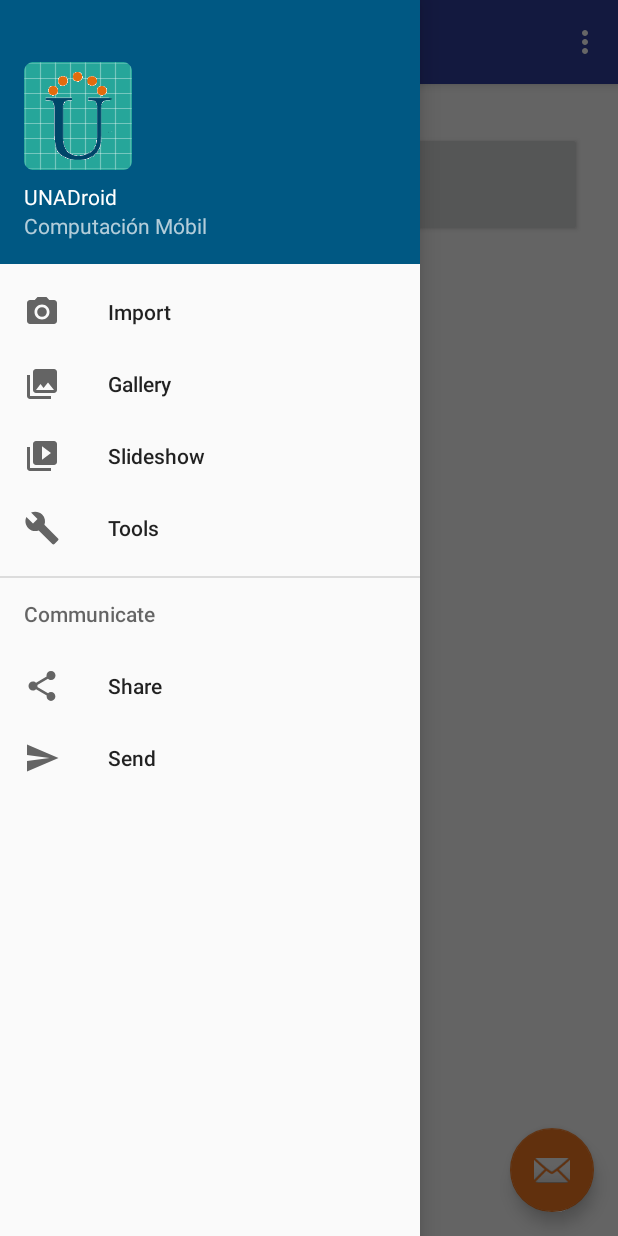
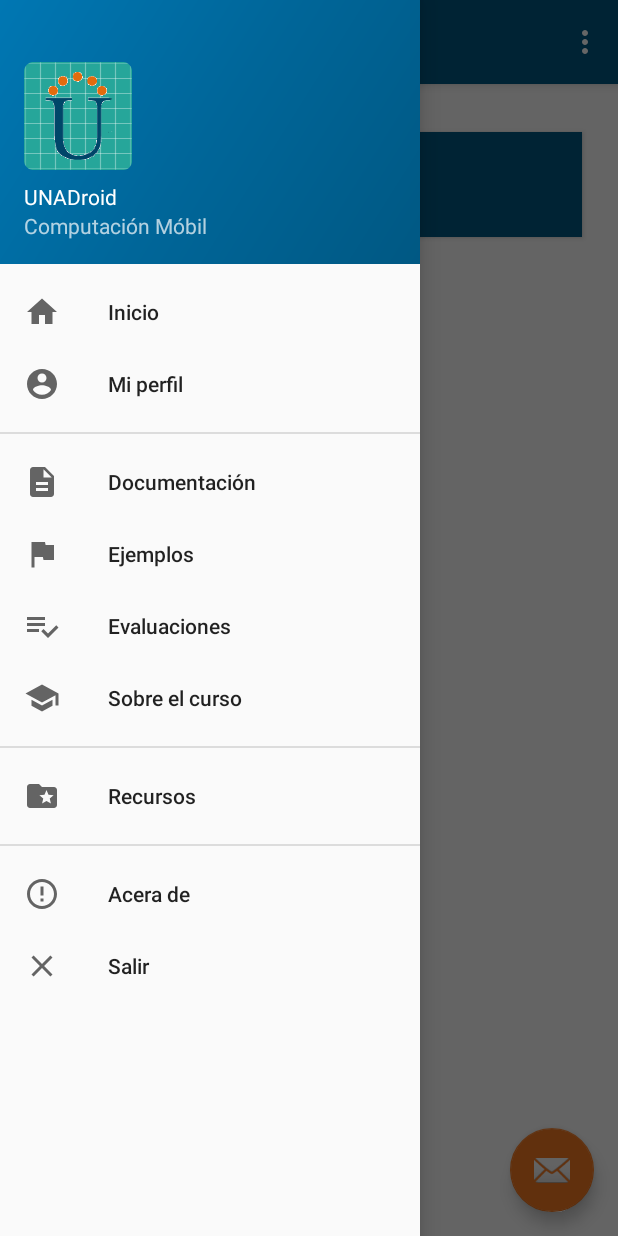
Before and after one commit to pablosalgado/UNADroid, an Android app: the screen it shows after launch (Main2Activity), with the side drawer open, on a phone screen of 412 x 824 dp. Run offline under Robolectric (Android 15) with nearby library versions, the phone set to English and light mode, and no system bars.

Commit message:
Se crean iconos iniciales

```diff
--- a/app/src/main/AndroidManifest.xml
+++ b/app/src/main/AndroidManifest.xml
@@ -9,22 +9,22 @@
         android:roundIcon="@mipmap/ic_launcher_round"
         android:supportsRtl="true"
         android:theme="@style/AppTheme">
-        <activity android:name=".MainActivity" android:parentActivityName=".Main2Activity">
 
+        <activity android:name=".MainActivity" android:label="Un mensaje" android:parentActivityName=".Main2Activity">
         </activity>
+
         <activity
-            android:name=".DisplayMessageActivity"
-            android:parentActivityName=".MainActivity"></activity>
-        <activity
-            android:name=".Main2Activity"
-            android:label="@string/title_activity_main2"
-            android:theme="@style/AppTheme.NoActionBar">
+            android:name=".DisplayMessageActivity" android:label="Mensaje"
+            android:parentActivityName=".MainActivity">
+        </activity>
 
+        <activity android:name=".Main2Activity" android:label="@string/title_activity_main2" android:theme="@style/AppTheme.NoActionBar">
             <intent-filter>
                 <action android:name="android.intent.action.MAIN" />
                 <category android:name="android.intent.category.LAUNCHER" />
             </intent-filter>
         </activity>
+
     </application>
 
 </manifest>
--- /dev/null
+++ b/app/src/main/res/drawable/ic_nav_about.xml
@@ -0,0 +1,9 @@
+<vector xmlns:android="http://schemas.android.com/apk/res/android"
+        android:width="24dp"
+        android:height="24dp"
+        android:viewportWidth="24.0"
+        android:viewportHeight="24.0">
+    <path
+        android:fillColor="#FF000000"
+        android:pathData="M11,15h2v2h-2zM11,7h2v6h-2zM11.99,2C6.47,2 2,6.48 2,12s4.47,10 9.99,10C17.52,22 22,17.52 22,12S17.52,2 11.99,2zM12,20c-4.42,0 -8,-3.58 -8,-8s3.58,-8 8,-8 8,3.58 8,8 -3.58,8 -8,8z"/>
+</vector>
--- /dev/null
+++ b/app/src/main/res/drawable/ic_nav_account.xml
@@ -0,0 +1,9 @@
+<vector xmlns:android="http://schemas.android.com/apk/res/android"
+        android:width="24dp"
+        android:height="24dp"
+        android:viewportWidth="24.0"
+        android:viewportHeight="24.0">
+    <path
+        android:fillColor="#FF000000"
+        android:pathData="M12,2C6.48,2 2,6.48 2,12s4.48,10 10,10 10,-4.48 10,-10S17.52,2 12,2zM12,5c1.66,0 3,1.34 3,3s-1.34,3 -3,3 -3,-1.34 -3,-3 1.34,-3 3,-3zM12,19.2c-2.5,0 -4.71,-1.28 -6,-3.22 0.03,-1.99 4,-3.08 6,-3.08 1.99,0 5.97,1.09 6,3.08 -1.29,1.94 -3.5,3.22 -6,3.22z"/>
+</vector>
--- /dev/null
+++ b/app/src/main/res/drawable/ic_nav_docs.xml
@@ -0,0 +1,9 @@
+<vector xmlns:android="http://schemas.android.com/apk/res/android"
+        android:width="24dp"
+        android:height="24dp"
+        android:viewportWidth="24.0"
+        android:viewportHeight="24.0">
+    <path
+        android:fillColor="#FF000000"
+        android:pathData="M14,2L6,2c-1.1,0 -1.99,0.9 -1.99,2L4,20c0,1.1 0.89,2 1.99,2L18,22c1.1,0 2,-0.9 2,-2L20,8l-6,-6zM16,18L8,18v-2h8v2zM16,14L8,14v-2h8v2zM13,9L13,3.5L18.5,9L13,9z"/>
+</vector>
--- /dev/null
+++ b/app/src/main/res/drawable/ic_nav_examples.xml
@@ -0,0 +1,9 @@
+<vector xmlns:android="http://schemas.android.com/apk/res/android"
+        android:width="24dp"
+        android:height="24dp"
+        android:viewportWidth="24.0"
+        android:viewportHeight="24.0">
+    <path
+        android:fillColor="#FF000000"
+        android:pathData="M14.4,6L14,4H5v17h2v-7h5.6l0.4,2h7V6z"/>
+</vector>
--- /dev/null
+++ b/app/src/main/res/drawable/ic_nav_exit.xml
@@ -0,0 +1,9 @@
+<vector xmlns:android="http://schemas.android.com/apk/res/android"
+        android:width="24dp"
+        android:height="24dp"
+        android:viewportWidth="24.0"
+        android:viewportHeight="24.0">
+    <path
+        android:fillColor="#FF000000"
+        android:pathData="M19,6.41L17.59,5 12,10.59 6.41,5 5,6.41 10.59,12 5,17.59 6.41,19 12,13.41 17.59,19 19,17.59 13.41,12z"/>
+</vector>
--- /dev/null
+++ b/app/src/main/res/drawable/ic_nav_home.xml
@@ -0,0 +1,10 @@
+<vector xmlns:android="http://schemas.android.com/apk/res/android"
+    android:alpha="1"
+    android:height="24dp"
+    android:viewportHeight="24.0"
+    android:viewportWidth="24.0"
+    android:width="24dp">
+    <path
+        android:fillColor="#FF000000"
+        android:pathData="M10,20v-6h4v6h5v-8h3L12,3 2,12h3v8z"/>
+</vector>
--- /dev/null
+++ b/app/src/main/res/drawable/ic_nav_quiz.xml
@@ -0,0 +1,9 @@
+<vector xmlns:android="http://schemas.android.com/apk/res/android"
+        android:width="24dp"
+        android:height="24dp"
+        android:viewportWidth="24.0"
+        android:viewportHeight="24.0">
+    <path
+        android:fillColor="#FF000000"
+        android:pathData="M14,10L2,10v2h12v-2zM14,6L2,6v2h12L14,6zM2,16h8v-2L2,14v2zM21.5,11.5L23,13l-6.99,7 -4.51,-4.5L13,14l3.01,3 5.49,-5.5z"/>
+</vector>
--- /dev/null
+++ b/app/src/main/res/drawable/ic_nav_resources.xml
@@ -0,0 +1,9 @@
+<vector xmlns:android="http://schemas.android.com/apk/res/android"
+        android:width="24dp"
+        android:height="24dp"
+        android:viewportWidth="24.0"
+        android:viewportHeight="24.0">
+    <path
+        android:fillColor="#FF000000"
+        android:pathData="M20,6h-8l-2,-2L4,4c-1.1,0 -2,0.9 -2,2v12c0,1.1 0.9,2 2,2h16c1.1,0 2,-0.9 2,-2L22,8c0,-1.1 -0.9,-2 -2,-2zM17.94,17L15,15.28 12.06,17l0.78,-3.33 -2.59,-2.24 3.41,-0.29L15,8l1.34,3.14 3.41,0.29 -2.59,2.24 0.78,3.33z"/>
+</vector>
--- /dev/null
+++ b/app/src/main/res/drawable/ic_nav_school.xml
@@ -0,0 +1,9 @@
+<vector xmlns:android="http://schemas.android.com/apk/res/android"
+        android:width="24dp"
+        android:height="24dp"
+        android:viewportWidth="24.0"
+        android:viewportHeight="24.0">
+    <path
+        android:fillColor="#FF000000"
+        android:pathData="M5,13.18v4L12,21l7,-3.82v-4L12,17l-7,-3.82zM12,3L1,9l11,6 9,-4.91V17h2V9L12,3z"/>
+</vector>
--- a/app/src/main/res/drawable/side_nav_bar.xml
+++ b/app/src/main/res/drawable/side_nav_bar.xml
@@ -2,8 +2,9 @@
     android:shape="rectangle">
     <gradient
         android:angle="135"
-        android:centerColor="#005883"
-        android:endColor="#005883"
         android:startColor="#005883"
+        android:centerColor="#006699"
+        android:endColor="#0077b3"
         android:type="linear" />
 </shape>
+<!-- https://www.w3schools.com/colors/colors_picker.asp -->
--- a/app/src/main/res/layout/content_main2.xml
+++ b/app/src/main/res/layout/content_main2.xml
@@ -17,6 +17,7 @@
         android:layout_marginRight="24dp"
         android:layout_marginStart="24dp"
         android:layout_marginTop="32dp"
+        android:background="@color/colorPrimary"
         android:onClick="meet"
         android:text="Button"
         app:layout_constraintEnd_toEndOf="parent"
--- a/app/src/main/res/menu/activity_main2_drawer.xml
+++ b/app/src/main/res/menu/activity_main2_drawer.xml
@@ -3,36 +3,55 @@
     xmlns:tools="http://schemas.android.com/tools"
     tools:showIn="navigation_view">
 
-    <group android:checkableBehavior="single">
+    <group android:checkableBehavior="single" android:id="@+id/grp1">
+            <item
+                android:id="@+id/nav_home"
+                android:icon="@drawable/ic_nav_home"
+                android:title="Inicio" />
+            <item
+                android:id="@+id/nav_profile"
+                android:icon="@drawable/ic_nav_account"
+                android:title="Mi perfil" />
+    </group>
+    <group android:checkableBehavior="single" android:id="@+id/grp2">
         <item
             android:id="@+id/nav_camera"
-            android:icon="@drawable/ic_menu_camera"
-            android:title="Import" />
+            android:icon="@drawable/ic_nav_docs"
+            android:title="Documentación" />
         <item
             android:id="@+id/nav_gallery"
-            android:icon="@drawable/ic_menu_gallery"
-            android:title="Gallery" />
+            android:icon="@drawable/ic_nav_examples"
+            android:title="Ejemplos" />
         <item
             android:id="@+id/nav_slideshow"
-            android:icon="@drawable/ic_menu_slideshow"
-            android:title="Slideshow" />
+            android:icon="@drawable/ic_nav_quiz"
+            android:title="Evaluaciones" />
         <item
             android:id="@+id/nav_manage"
-            android:icon="@drawable/ic_menu_manage"
-            android:title="Tools" />
+            android:icon="@drawable/ic_nav_school"
+            android:title="Sobre el curso" />
+    </group>
+    <group android:checkableBehavior="single" android:id="@+id/grp3">
+        <item
+            android:id="@+id/nav_resources"
+            android:icon="@drawable/ic_nav_resources"
+            android:title="Recursos" />
+    </group>
+    <group android:checkableBehavior="single" android:id="@+id/grp4">
+        <item
+            android:id="@+id/nav_share"
+            android:icon="@drawable/ic_nav_about"
+            android:title="Acera de" />
+        <item
+            android:id="@+id/nav_send"
+            android:icon="@drawable/ic_nav_exit"
+            android:title="Salir" />
     </group>
 
-    <item android:title="Communicate">
+    <!--<item android:title="Communicate">
         <menu>
-            <item
-                android:id="@+id/nav_share"
-                android:icon="@drawable/ic_menu_share"
-                android:title="Share" />
-            <item
-                android:id="@+id/nav_send"
-                android:icon="@drawable/ic_menu_send"
-                android:title="Send" />
+
         </menu>
-    </item>
+    </item>-->
 
 </menu>
--- a/app/src/main/res/values/colors.xml
+++ b/app/src/main/res/values/colors.xml
@@ -1,6 +1,6 @@
 <?xml version="1.0" encoding="utf-8"?>
 <resources>
-    <color name="colorPrimary">#303F9F</color>
-    <color name="colorPrimaryDark">#303F9F</color>
+    <color name="colorPrimary">#005883</color>
+    <color name="colorPrimaryDark">#004466</color>
     <color name="colorAccent">#F47920</color>
 </resources>
--- a/app/src/main/res/values/strings.xml
+++ b/app/src/main/res/values/strings.xml
@@ -1,8 +1,8 @@
 <resources>
-    <string name="app_name">Computación Móvil</string>
+    <string name="app_name">UNADroid</string>
     <string name="edit_message">Enter a message</string>
     <string name="button_send">Send</string>
-    <string name="title_activity_main2">Main2Activity</string>
+    <string name="title_activity_main2">UNADroid</string>
     <string name="navigation_drawer_open">Open navigation drawer</string>
     <string name="navigation_drawer_close">Close navigation drawer</string>
     <string name="nav_header_title">UNADroid</string>
```
